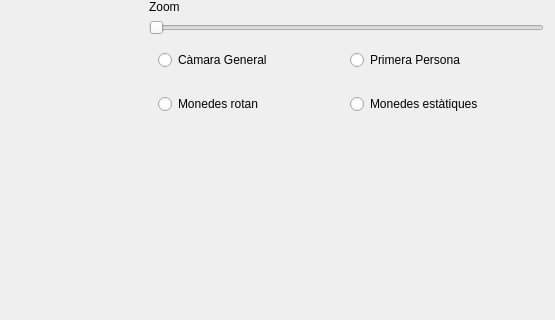
Qt form MyForm.ui (Titider1419/Projecte-INDI) before a commit; both pictures show x 264 to 819 and y 141 to 461 of the 819 by 726 pixel window.
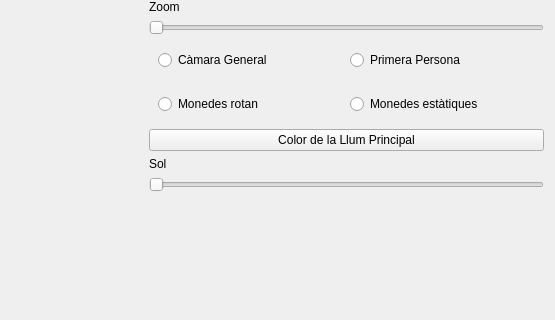
The same form after that commit. Custom widgets are drawn as their Qt base class.

The edit to the form file:
```diff
--- a/MyForm.ui
+++ b/MyForm.ui
@@ -136,6 +136,27 @@
        </layout>
       </widget>
      </item>
+     <item>
+      <widget class="QPushButton" name="colorLlum">
+       <property name="text">
+        <string>Color de la Llum Principal</string>
+       </property>
+      </widget>
+     </item>
+     <item>
+      <widget class="QLabel" name="label_4">
+       <property name="text">
+        <string>Sol</string>
+       </property>
+      </widget>
+     </item>
+     <item>
+      <widget class="QSlider" name="solSlider">
+       <property name="orientation">
+        <enum>Qt::Horizontal</enum>
+       </property>
+      </widget>
+     </item>
      <item>
       <spacer name="verticalSpacer">
        <property name="orientation">
```
